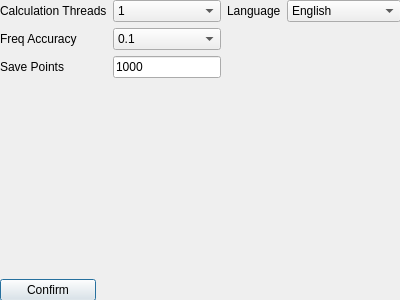
Qt form GuidedMode/sSettingDialog.ui (mrchipset/GuidedModeGUI) before a commit.
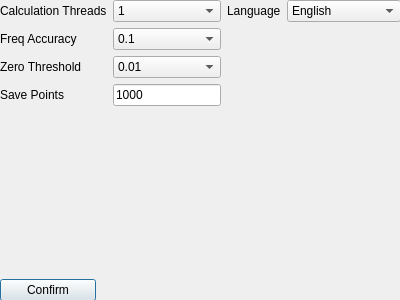
The same form after that commit.

Patch:
```diff
--- a/GuidedMode/sSettingDialog.ui
+++ b/GuidedMode/sSettingDialog.ui
@@ -173,14 +173,14 @@
         </item>
        </widget>
       </item>
-      <item row="2" column="0">
+      <item row="3" column="0">
        <widget class="QLabel" name="label_3">
         <property name="text">
          <string>Save Points</string>
         </property>
        </widget>
       </item>
-      <item row="2" column="1">
+      <item row="3" column="1">
        <widget class="QLineEdit" name="UI_LE_SAVEPTS">
         <property name="sizePolicy">
          <sizepolicy hsizetype="Preferred" vsizetype="Preferred">
@@ -199,6 +199,37 @@
         </property>
        </widget>
       </item>
+      <item row="2" column="0">
+       <widget class="QLabel" name="label_5">
+        <property name="text">
+         <string>Zero Threshold</string>
+        </property>
+       </widget>
+      </item>
+      <item row="2" column="1">
+       <widget class="QComboBox" name="UI_CB_ZERO_THRESHOLD">
+        <item>
+         <property name="text">
+          <string>0.01</string>
+         </property>
+        </item>
+        <item>
+         <property name="text">
+          <string>0.001</string>
+         </property>
+        </item>
+        <item>
+         <property name="text">
+          <string>0.0001</string>
+         </property>
+        </item>
+        <item>
+         <property name="text">
+          <string>0.00001</string>
+         </property>
+        </item>
+       </widget>
+      </item>
      </layout>
     </item>
    </layout>
```
